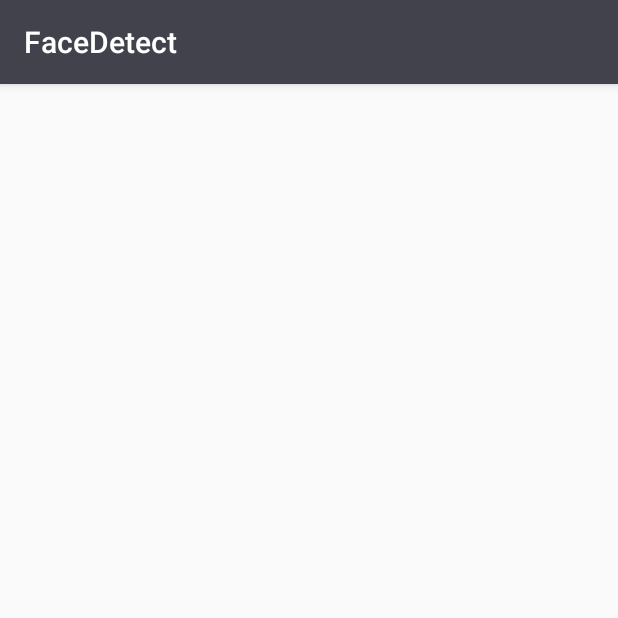
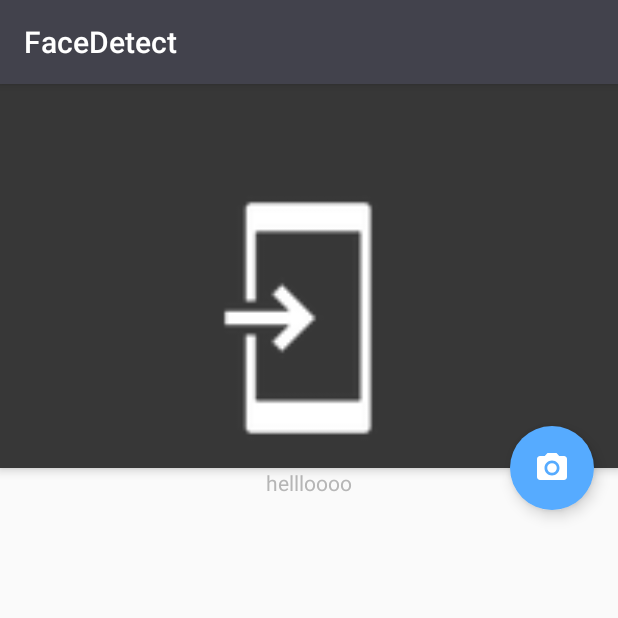
Before and after one commit to JsFlo/FaceDetect, an Android app: the FaceDetailActivity screen opened directly, with no data from a screen before it, on a phone screen of 412 x 824 dp, the top half of it. Run offline under Robolectric (Android 15) with nearby library versions, the phone set to English and light mode, and no system bars.

Commit message:
Adds detail custom view for stats

```diff
--- /dev/null
+++ b/app/src/main/java/com/fhc/emotionrec/facedetect/ui/FaceDetailStatsView.kt
@@ -0,0 +1,13 @@
+package com.fhc.emotionrec.facedetect.ui
+
+import android.content.Context
+import android.support.constraint.ConstraintLayout
+import android.util.AttributeSet
+import android.view.View
+import com.fhc.emotionrec.facedetect.R
+
+class FaceDetailStatsView(context: Context, attrs: AttributeSet) : ConstraintLayout(context, attrs) {
+    init {
+        View.inflate(context, R.layout.view_face_details_stats, this)
+    }
+}
--- a/app/src/main/res/layout/activity_face_detail.xml
+++ b/app/src/main/res/layout/activity_face_detail.xml
@@ -1,9 +1,61 @@
-<?xml version="1.0" encoding="utf-8"?>
-<android.support.constraint.ConstraintLayout xmlns:android="http://schemas.android.com/apk/res/android"
+<android.support.design.widget.CoordinatorLayout xmlns:android="http://schemas.android.com/apk/res/android"
     xmlns:app="http://schemas.android.com/apk/res-auto"
     xmlns:tools="http://schemas.android.com/tools"
     android:layout_width="match_parent"
-    android:layout_height="match_parent"
-    tools:context=".FaceDetailActivity">
+    android:layout_height="match_parent">
 
-</android.support.constraint.ConstraintLayout>
+    <android.support.design.widget.AppBarLayout
+        android:id="@+id/my_appbar_container"
+        android:layout_width="match_parent"
+        android:layout_height="wrap_content"
+        android:background="@color/colorPrimaryDark"
+        android:theme="@style/ThemeOverlay.AppCompat.Dark.ActionBar">
+
+        <android.support.design.widget.CollapsingToolbarLayout
+            android:id="@+id/collapsing_container"
+            android:layout_width="match_parent"
+            android:layout_height="match_parent"
+            app:contentScrim="@color/primary_light"
+            app:expandedTitleMarginEnd="64dp"
+            app:expandedTitleMarginStart="48dp"
+            app:layout_scrollFlags="scroll|exitUntilCollapsed">
+
+            <android.support.v7.widget.Toolbar
+                android:id="@+id/technique_three_toolbar"
+                android:layout_width="match_parent"
+                android:layout_height="?attr/actionBarSize"
+                android:theme="@style/ThemeOverlay.AppCompat.Dark.ActionBar"
+                app:layout_collapseMode="pin"
+                app:popupTheme="@style/ThemeOverlay.AppCompat.Light" />
+
+        </android.support.design.widget.CollapsingToolbarLayout>
+
+        <ImageView
+            android:id="@+id/face_detail_hero_image"
+            android:layout_width="match_parent"
+            android:layout_height="200dp"
+            android:src="@drawable/common_full_open_on_phone" />
+
+    </android.support.design.widget.AppBarLayout>
+
+    <android.support.v4.widget.NestedScrollView
+        android:layout_width="match_parent"
+        android:layout_height="match_parent"
+        app:layout_behavior="@string/appbar_scrolling_view_behavior">
+
+        <com.fhc.emotionrec.facedetect.ui.FaceDetailStatsView
+            android:layout_width="match_parent"
+            android:layout_height="wrap_content" />
+    </android.support.v4.widget.NestedScrollView>
+
+    <android.support.design.widget.FloatingActionButton
+        android:id="@+id/fab"
+        android:layout_width="wrap_content"
+        android:layout_height="wrap_content"
+        android:layout_margin="16dp"
+        android:src="@drawable/ic_photo_camera_black_24dp"
+        app:borderWidth="0dp"
+        app:layout_anchor="@id/my_appbar_container"
+        app:layout_anchorGravity="bottom|right|end" />
+
+</android.support.design.widget.CoordinatorLayout>
--- /dev/null
+++ b/app/src/main/res/layout/view_face_details_stats.xml
@@ -0,0 +1,16 @@
+<?xml version="1.0" encoding="utf-8"?>
+<android.support.constraint.ConstraintLayout xmlns:android="http://schemas.android.com/apk/res/android"
+    xmlns:app="http://schemas.android.com/apk/res-auto"
+    android:layout_width="match_parent"
+    android:layout_height="match_parent">
+
+    <TextView
+        android:layout_width="wrap_content"
+        android:layout_height="wrap_content"
+        android:text="hellloooo"
+        android:textColor="@color/secondary_text"
+        app:layout_constraintBottom_toBottomOf="parent"
+        app:layout_constraintLeft_toLeftOf="parent"
+        app:layout_constraintRight_toRightOf="parent"
+        app:layout_constraintTop_toTopOf="parent" />
+</android.support.constraint.ConstraintLayout>
```
